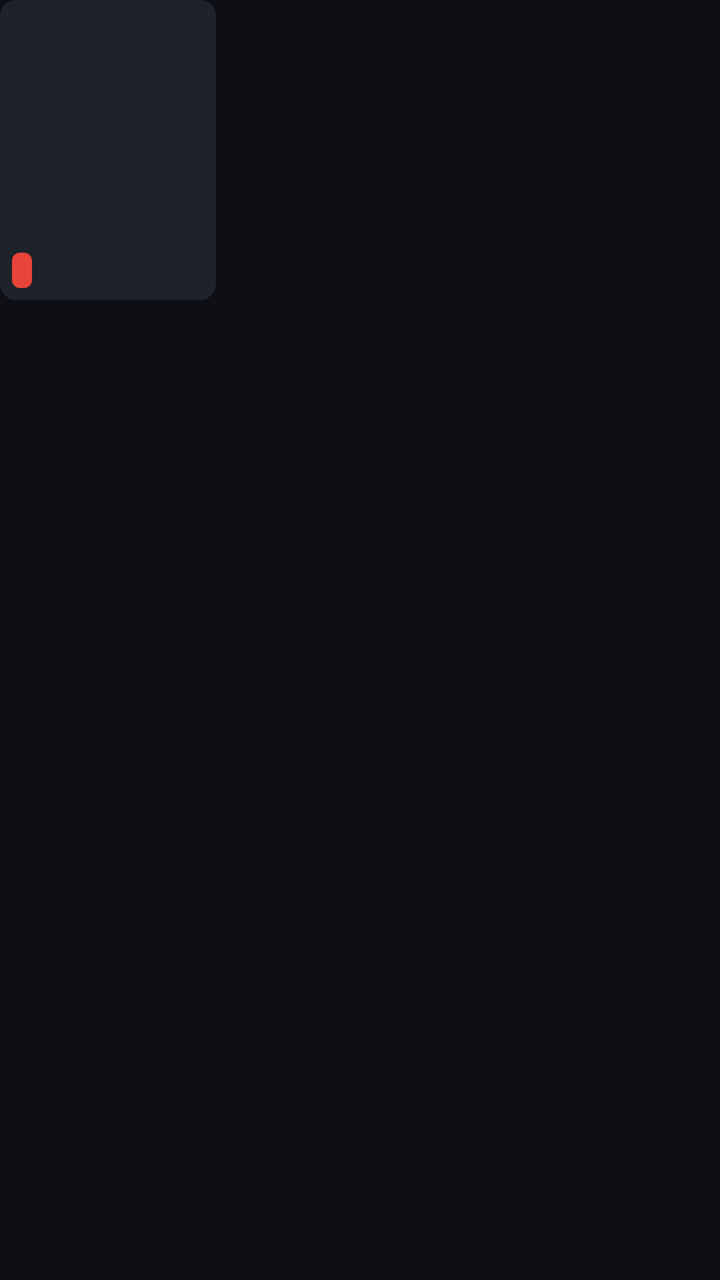
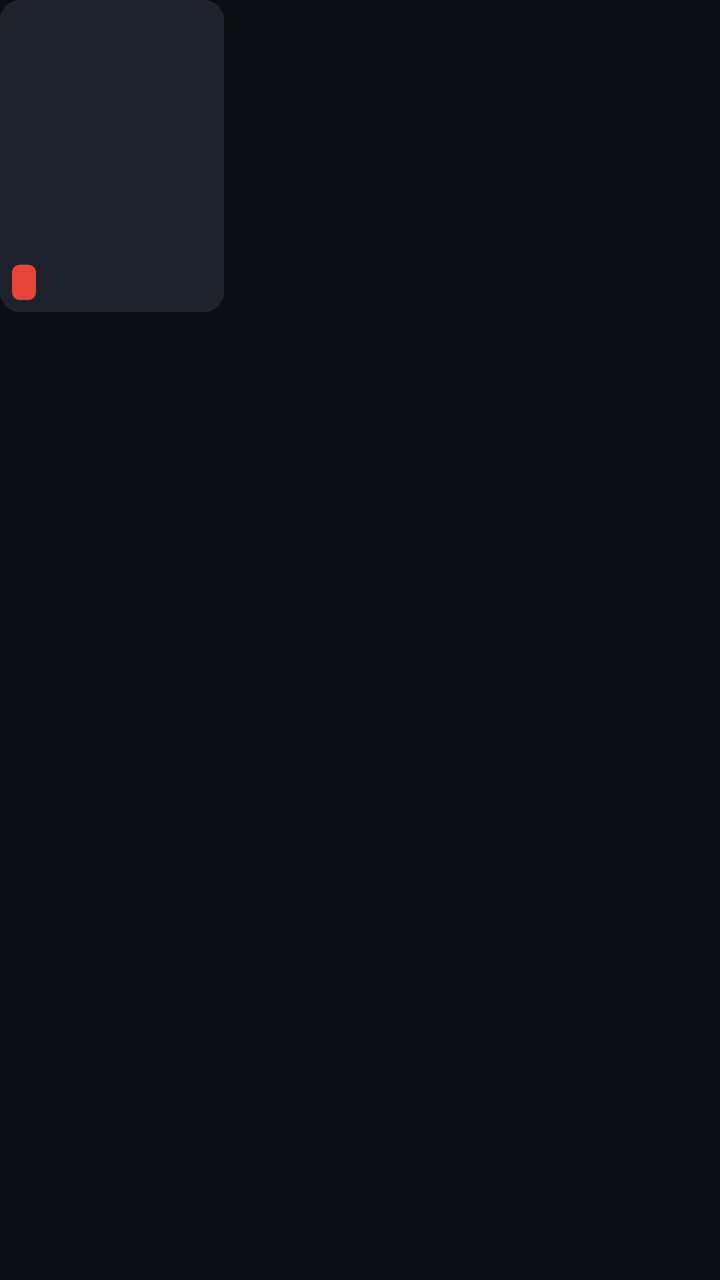

The first picture is an Android layout as it rendered before a commit; the second is the same layout after the commit. The layout source and the unified diff follow.
<!-- AndroidManifest.xml: application theme Theme.ZongYiBox -->
<!-- res/layout/item_vod_row.xml -->
<?xml version="1.0" encoding="utf-8"?>
<LinearLayout xmlns:android="http://schemas.android.com/apk/res/android"
    xmlns:app="http://schemas.android.com/apk/res-auto"
    android:layout_width="wrap_content"
    android:layout_height="wrap_content"
    android:orientation="vertical"
    android:paddingEnd="10dp">

    <FrameLayout
        android:layout_width="108dp"
        android:layout_height="wrap_content">

        <com.google.android.material.imageview.ShapeableImageView
            android:id="@+id/imgCover"
            android:layout_width="108dp"
            android:layout_height="150dp"
            android:scaleType="centerCrop"
            app:shapeAppearanceOverlay="@style/PosterCorner"
            app:srcCompat="@color/surface2" />

        <TextView
            android:id="@+id/tvRemark"
            android:layout_width="wrap_content"
            android:layout_height="wrap_content"
            android:layout_gravity="bottom|start"
            android:layout_margin="6dp"
            android:background="@drawable/bg_badge"
            android:maxLines="1"
            android:ellipsize="end"
            android:paddingHorizontal="5dp"
            android:paddingVertical="2dp"
            android:textColor="@color/text_primary"
            android:textSize="10sp" />
    </FrameLayout>

    <TextView
        android:id="@+id/tvTitle"
        android:layout_width="108dp"
        android:layout_height="wrap_content"
        android:layout_marginTop="6dp"
        android:ellipsize="end"
        android:maxLines="1"
        android:textColor="@color/text_primary"
        android:textSize="13sp" />
</LinearLayout>
<!-- resources referenced by this layout -->
<resources>
  <color name="surface2">#1E222B</color>
  <color name="text_primary">#F2F3F5</color>
  <!-- drawable bg_badge (drawable) -->
  <?xml version="1.0" encoding="utf-8"?>
  <shape xmlns:android="http://schemas.android.com/apk/res/android">
      <solid android:color="@color/badge" />
      <corners android:radius="4dp" />
  </shape>
  <style name="PosterCorner" parent="">
          <item name="cornerSize">8dp</item>
      </style>
  <style name="Theme.ZongYiBox" parent="Theme.MaterialComponents.DayNight.NoActionBar">
          <item name="android:windowBackground">@color/bg</item>
          <item name="android:statusBarColor">@color/bg</item>
          <item name="android:navigationBarColor">@color/surface</item>
          <item name="android:windowLightStatusBar">false</item>
          <item name="colorPrimary">@color/accent</item>
          <item name="colorSecondary">@color/accent</item>
          <item name="android:colorBackground">@color/bg</item>
          <item name="android:textColorPrimary">@color/text_primary</item>
          <item name="android:textColorSecondary">@color/text_secondary</item>
          <item name="bottomSheetDialogTheme">@style/Theme.ZongYiBox.BottomSheet</item>
      </style>
  <color name="badge">#E8443A</color>
  <color name="bg">#0E0F14</color>
  <color name="surface">#171A21</color>
  <color name="accent">#FF6A3D</color>
  <color name="text_secondary">#9AA0A6</color>
  <style name="Theme.ZongYiBox.BottomSheet" parent="ThemeOverlay.MaterialComponents.BottomSheetDialog">
          <item name="bottomSheetStyle">@style/Widget.ZongYiBox.BottomSheet</item>
      </style>
  <style name="Widget.ZongYiBox.BottomSheet" parent="Widget.MaterialComponents.BottomSheet.Modal">
          <item name="backgroundTint">@color/surface</item>
      </style>
</resources>

<!-- the commit's change to res/layout/item_vod_row.xml (unified diff, before → after) -->
@@ -4,16 +4,16 @@
     android:layout_width="wrap_content"
     android:layout_height="wrap_content"
     android:orientation="vertical"
-    android:paddingEnd="10dp">
+    android:paddingEnd="12dp">
 
     <FrameLayout
-        android:layout_width="108dp"
+        android:layout_width="112dp"
         android:layout_height="wrap_content">
 
         <com.google.android.material.imageview.ShapeableImageView
             android:id="@+id/imgCover"
-            android:layout_width="108dp"
-            android:layout_height="150dp"
+            android:layout_width="112dp"
+            android:layout_height="156dp"
             android:scaleType="centerCrop"
             app:shapeAppearanceOverlay="@style/PosterCorner"
             app:srcCompat="@color/surface2" />
@@ -27,7 +27,7 @@
             android:background="@drawable/bg_badge"
             android:maxLines="1"
             android:ellipsize="end"
-            android:paddingHorizontal="5dp"
+            android:paddingHorizontal="6dp"
             android:paddingVertical="2dp"
             android:textColor="@color/text_primary"
             android:textSize="10sp" />
@@ -35,9 +35,9 @@
 
     <TextView
         android:id="@+id/tvTitle"
-        android:layout_width="108dp"
+        android:layout_width="112dp"
         android:layout_height="wrap_content"
-        android:layout_marginTop="6dp"
+        android:layout_marginTop="8dp"
         android:ellipsize="end"
         android:maxLines="1"
         android:textColor="@color/text_primary"
<!-- resource entries referenced after the edit -->
@@ -9,7 +9,7 @@
       <corners android:radius="4dp" />
   </shape>
   <style name="PosterCorner" parent="">
-          <item name="cornerSize">8dp</item>
+          <item name="cornerSize">10dp</item>
       </style>
   <style name="Theme.ZongYiBox" parent="Theme.MaterialComponents.DayNight.NoActionBar">
           <item name="android:windowBackground">@color/bg</item>
